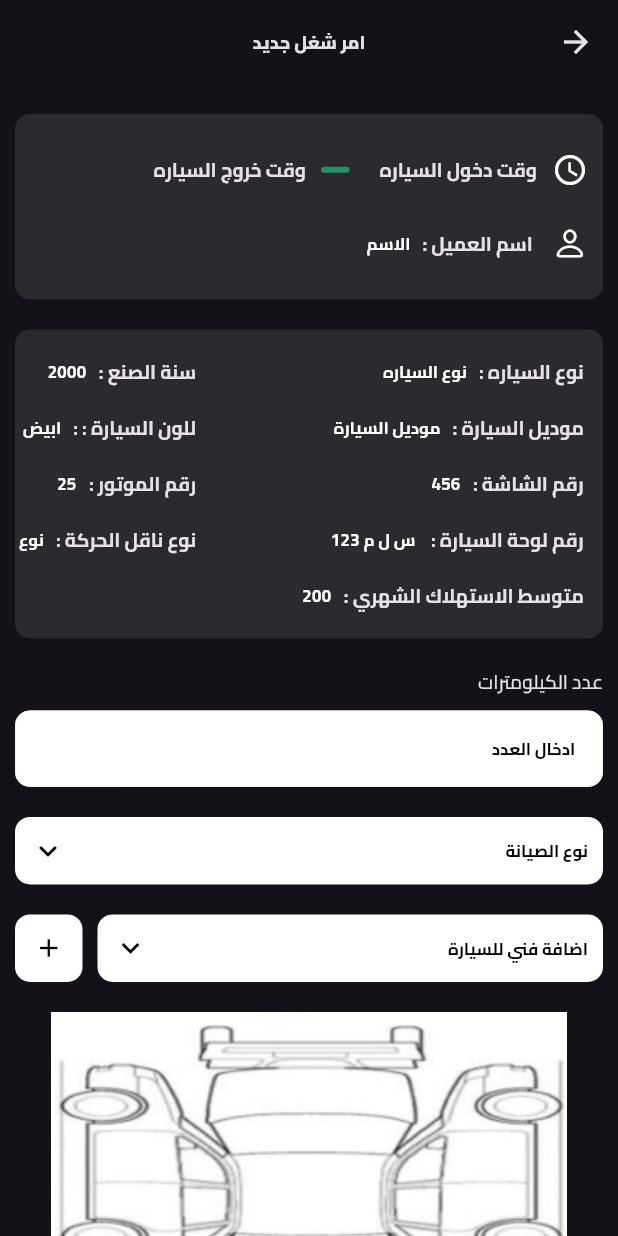
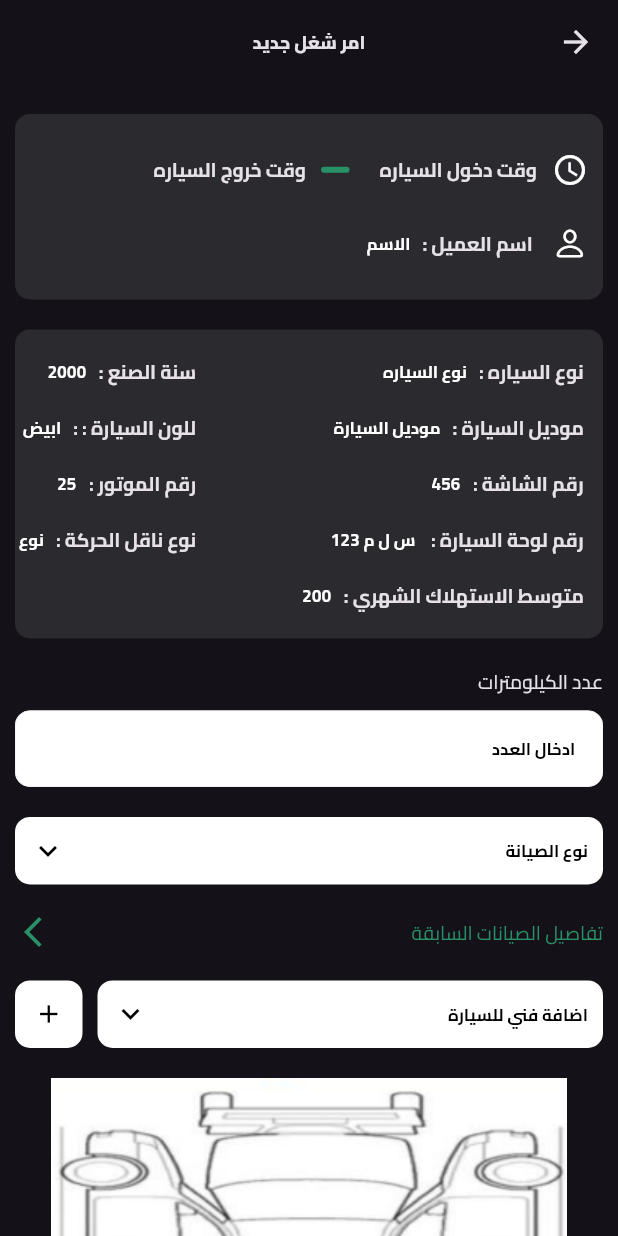
Before and after one commit to haidyhesham95/Bab-El-Ezz, a Flutter app: the NewJobOrderPage screen opened by its route, on a phone screen of 412 x 824 dp. Run offline on Flutter 3.47's test engine with Material 3 defaults, Android fonts, the phone set to English and light mode, and no system bars; our stand-ins replace bloc, flutter_bloc, flutter_svg.

Commit message:
add details previous maintenance

```diff
--- /dev/null
+++ b/lib/features/new_job-order/widgets/details_previous_maintenance_button.dart
@@ -0,0 +1,29 @@
+import 'package:flutter/cupertino.dart';
+import 'package:flutter/material.dart';
+
+import '../../../shared_utils/styles/colors.dart';
+import '../../../shared_utils/styles/text.dart';
+import '../../../shared_utils/utils/widget/text_align.dart';
+
+class DetailsPreviousMaintenanceButton extends StatelessWidget {
+  const DetailsPreviousMaintenanceButton({super.key});
+
+  @override
+  Widget build(BuildContext context) {
+    return  InkWell(
+      onTap: () {
+        Navigator.pushNamed(context, 'PreviousMaintenance');
+      },
+      child: Row(
+          mainAxisAlignment: MainAxisAlignment.spaceBetween,
+          children:[
+            textAlign(
+              context,
+              'تفاصيل الصيانات السابقة',
+              style: AppStyles.styleMedium16(context).copyWith(color: ColorsAsset.kGreen),
+            ),
+            const Icon(Icons.arrow_forward_ios_outlined,color: ColorsAsset.kGreen,)
+          ] ),
+    );
+  }
+}
--- a/lib/features/new_job-order/widgets/new_ job _order _body.dart
+++ b/lib/features/new_job-order/widgets/new_ job _order _body.dart
@@ -13,6 +13,7 @@ import 'add_note_text.dart';
 import 'add_receipt_table.dart';
 import 'car_data.dart';
 import 'details.dart';
+import 'details_previous_maintenance_button.dart';
 import 'drop_button.dart';
 
 class NewJobOrderBody extends StatelessWidget {
@@ -73,6 +74,9 @@ class NewJobOrderBody extends StatelessWidget {
                         ),
                       ],
                     ),
+                    const SizedBox(height: 20),
+                   const DetailsPreviousMaintenanceButton(),
+
                     const SizedBox(height: 20),
                     Row(
                       children: [
--- a/lib/main.dart
+++ b/lib/main.dart
@@ -24,6 +24,8 @@ import 'features/invoices/supplier_invoices/widget/add_invoice_data.dart';
 import 'features/invoices/spare_invoices/widget/add_invoice_spare_data.dart';
 import 'features/invoices/supplier_invoices/widget/add_supplier_data.dart';
 import 'features/new_job-order/view/new_job_order_page .dart';
+
+import 'features/new_job-order/widgets/details_maintenance_page.dart';
 import 'features/staff/widget/account_clearance_page.dart';
 import 'features/staff/widget/add_staff_item.dart';
 import 'features/staff/widget/view_details_page.dart';
@@ -32,6 +34,7 @@ import 'features/workshop/search_client/view/search_client.dart';
 import 'features/workshop/spare_receipt/view/spare_receipt.dart';
 import 'features/workshop/daily_expenses/widget/add_daily_expenses.dart';
 import 'features/workshop/spare_receipt/widget/print_invoice.dart';
+import 'features/new_job-order/widgets/previous_maintenance.dart';
 import 'features/workshop/work_shop/widget/work_shop_body.dart';
 
 
@@ -111,6 +114,8 @@ class MyApp extends StatelessWidget {
             "/print_invoice": (context) => const PrintInvoice(),
             "viewDetailsPage": (context) => const ViewDetailsPage(),
             "editProfile": (context) => const EditProfile(),
+            "PreviousMaintenance": (context) => const PreviousMaintenance(),
+            'detailsMaintenancePage': (context) => const DetailsMaintenancePage(),
 
 
 
```
Also changed, not shown: lib/features/new_job-order/widgets/details_maintenance_page.dart (added, +72 -0 lines), lib/features/new_job-order/widgets/details_maintenance_table.dart (added, +59 -0 lines), lib/features/new_job-order/widgets/previous_maintenance.dart (added, +41 -0 lines).
